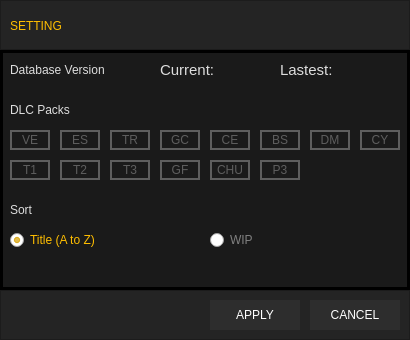
The window that ui/setting.ui (wowvv0w/djmax-random-selector) describes before a commit, drawn with Qt 5.
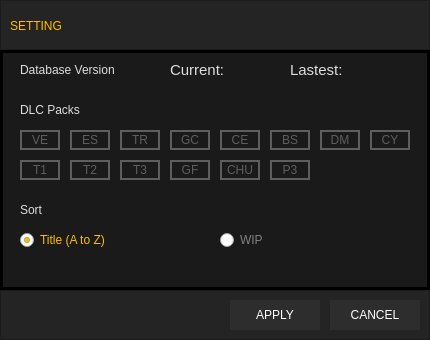
The same window after the commit.

```diff
--- a/ui/setting.ui
+++ b/ui/setting.ui
@@ -6,19 +6,19 @@
    <rect>
     <x>0</x>
     <y>0</y>
-    <width>410</width>
+    <width>430</width>
     <height>340</height>
    </rect>
   </property>
   <property name="minimumSize">
    <size>
-    <width>410</width>
+    <width>430</width>
     <height>340</height>
    </size>
   </property>
   <property name="maximumSize">
    <size>
-    <width>410</width>
+    <width>430</width>
     <height>340</height>
    </size>
   </property>
@@ -34,7 +34,7 @@
     <rect>
      <x>0</x>
      <y>0</y>
-     <width>410</width>
+     <width>430</width>
      <height>50</height>
     </rect>
    </property>
@@ -78,7 +78,7 @@
     <rect>
      <x>0</x>
      <y>290</y>
-     <width>410</width>
+     <width>430</width>
      <height>50</height>
     </rect>
    </property>
@@ -95,7 +95,7 @@
    <widget class="QPushButton" name="cancel_button">
     <property name="geometry">
      <rect>
-      <x>310</x>
+      <x>330</x>
       <y>10</y>
       <width>90</width>
       <height>30</height>
@@ -112,7 +112,7 @@
    <widget class="QPushButton" name="apply_button">
     <property name="geometry">
      <rect>
-      <x>210</x>
+      <x>230</x>
       <y>10</y>
       <width>90</width>
       <height>30</height>
@@ -132,7 +132,7 @@
     <rect>
      <x>0</x>
      <y>50</y>
-     <width>410</width>
+     <width>430</width>
      <height>240</height>
     </rect>
    </property>
@@ -147,11 +147,6 @@
     background-color: transparent;
 	font: 15px &quot;Lato Black&quot;
 }
-QPushButton:checked {
-	border-color: #ffbe00;
- 	color: #ffbe00;
-    background-color: rgba(0, 0, 0, 87);
-}
 QRadioButton{
 	background: none;
 	color: #7f7f7f;
@@ -176,7 +171,7 @@
    <widget class="QLabel" name="label_4">
     <property name="geometry">
      <rect>
-      <x>10</x>
+      <x>20</x>
       <y>10</y>
       <width>141</width>
       <height>20</height>
@@ -189,7 +184,7 @@
    <widget class="QLabel" name="current_label">
     <property name="geometry">
      <rect>
-      <x>160</x>
+      <x>170</x>
       <y>10</y>
       <width>121</width>
       <height>20</height>
@@ -205,7 +200,7 @@
    <widget class="QLabel" name="lastest_label">
     <property name="geometry">
      <rect>
-      <x>280</x>
+      <x>290</x>
       <y>10</y>
       <width>121</width>
       <height>20</height>
@@ -221,7 +216,7 @@
    <widget class="QFrame" name="frame_4">
     <property name="geometry">
      <rect>
-      <x>0</x>
+      <x>10</x>
       <y>50</y>
       <width>410</width>
       <height>90</height>
@@ -260,6 +255,13 @@
        <height>20</height>
       </rect>
      </property>
+     <property name="styleSheet">
+      <string notr="true">QPushButton:checked {
+	border-color: #c0c0c0;
+ 	color: #fdb426;
+    background-color: rgba(0, 0, 0, 87);
+}</string>
+     </property>
      <property name="text">
       <string>GF</string>
      </property>
@@ -276,6 +278,13 @@
        <height>20</height>
       </rect>
      </property>
+     <property name="styleSheet">
+      <string notr="true">QPushButton:checked {
+	border-color: #c0c0c0;
+ 	color: #fdd600;
+    background-color: rgba(0, 0, 0, 87);
+}</string>
+     </property>
      <property name="text">
       <string>CHU</string>
      </property>
@@ -292,6 +301,13 @@
        <height>20</height>
       </rect>
      </property>
+     <property name="styleSheet">
+      <string notr="true">QPushButton:checked {
+	border-color: #7582ff;
+ 	color: #7582ff;
+    background-color: rgba(0, 0, 0, 87);
+}</string>
+     </property>
      <property name="text">
       <string>TR</string>
      </property>
@@ -308,6 +324,13 @@
        <height>20</height>
       </rect>
      </property>
+     <property name="styleSheet">
+      <string notr="true">QPushButton:checked {
+	border-color: #e90000;
+ 	color: #e90000;
+    background-color: rgba(0, 0, 0, 87);
+}</string>
+     </property>
      <property name="text">
       <string>BS</string>
      </property>
@@ -324,6 +347,13 @@
        <height>20</height>
       </rect>
      </property>
+     <property name="styleSheet">
+      <string notr="true">QPushButton:checked {
+	border-color: #e48609;
+ 	color: #e48609;
+    background-color: rgba(0, 0, 0, 87);
+}</string>
+     </property>
      <property name="text">
       <string>P3</string>
      </property>
@@ -340,6 +370,13 @@
        <height>20</height>
       </rect>
      </property>
+     <property name="styleSheet">
+      <string notr="true">QPushButton:checked {
+	border-color: #ff7f42;
+ 	color: #ff7f42;
+    background-color: rgba(0, 0, 0, 87);
+}</string>
+     </property>
      <property name="text">
       <string>VE</string>
      </property>
@@ -356,6 +393,13 @@
        <height>20</height>
       </rect>
      </property>
+     <property name="styleSheet">
+      <string notr="true">QPushButton:checked {
+	border-color: #c0c0c0;
+ 	color: #51ecfc;
+    background-color: rgba(0, 0, 0, 87);
+}</string>
+     </property>
      <property name="text">
       <string>GC</string>
      </property>
@@ -372,6 +416,13 @@
        <height>20</height>
       </rect>
      </property>
+     <property name="styleSheet">
+      <string notr="true">QPushButton:checked {
+	border-color: #f01cc8;
+ 	color: #f01cc8;
+    background-color: rgba(0, 0, 0, 87);
+}</string>
+     </property>
      <property name="text">
       <string>T1</string>
      </property>
@@ -388,6 +439,13 @@
        <height>20</height>
       </rect>
      </property>
+     <property name="styleSheet">
+      <string notr="true">QPushButton:checked {
+	border-color: #c35a00;
+ 	color: #c35a00;
+    background-color: rgba(0, 0, 0, 87);
+}</string>
+     </property>
      <property name="text">
       <string>T2</string>
      </property>
@@ -404,6 +462,13 @@
        <height>20</height>
       </rect>
      </property>
+     <property name="styleSheet">
+      <string notr="true">QPushButton:checked {
+	border-color: #568bff;
+ 	color: #568bff;
+    background-color: rgba(0, 0, 0, 87);
+}</string>
+     </property>
      <property name="text">
       <string>T3</string>
      </property>
@@ -420,6 +485,13 @@
        <height>20</height>
       </rect>
      </property>
+     <property name="styleSheet">
+      <string notr="true">QPushButton:checked {
+	border-color: #c0c0c0;
+ 	color: #98e4d7;
+    background-color: rgba(0, 0, 0, 87);
+}</string>
+     </property>
      <property name="text">
       <string>DM</string>
      </property>
@@ -436,6 +508,13 @@
        <height>20</height>
       </rect>
      </property>
+     <property name="styleSheet">
+      <string notr="true">QPushButton:checked {
+	border-color: #ffffff;
+ 	color: #ffffff;
+    background-color: rgba(0, 0, 0, 87);
+}</string>
+     </property>
      <property name="text">
       <string>CE</string>
      </property>
@@ -452,6 +531,13 @@
        <height>20</height>
       </rect>
      </property>
+     <property name="styleSheet">
+      <string notr="true">QPushButton:checked {
+	border-color: #34df26;
+ 	color: #34df26;
+    background-color: rgba(0, 0, 0, 87);
+}</string>
+     </property>
      <property name="text">
       <string>ES</string>
      </property>
@@ -468,6 +554,13 @@
        <height>20</height>
       </rect>
      </property>
+     <property name="styleSheet">
+      <string notr="true">QPushButton:checked {
+	border-color: #c0c0c0;
+ 	color: #ec1538;
+    background-color: rgba(0, 0, 0, 87);
+}</string>
+     </property>
      <property name="text">
       <string>CY</string>
      </property>
@@ -479,7 +572,7 @@
    <widget class="QLabel" name="label_3">
     <property name="geometry">
      <rect>
-      <x>10</x>
+      <x>20</x>
       <y>150</y>
       <width>141</width>
       <height>20</height>
@@ -492,7 +585,7 @@
    <widget class="QRadioButton" name="radioButton">
     <property name="geometry">
      <rect>
-      <x>10</x>
+      <x>20</x>
       <y>180</y>
       <width>151</width>
       <height>20</height>
@@ -508,7 +601,7 @@
    <widget class="QRadioButton" name="radioButton_2">
     <property name="geometry">
      <rect>
-      <x>210</x>
+      <x>220</x>
       <y>180</y>
       <width>141</width>
       <height>20</height>
```
